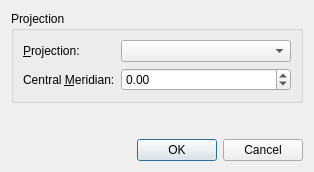
This is src/qt-widgets/SetProjectionDialogUi.ui in GPlates/GPlates as Qt 5 draws it before an edit. The edited form follows.
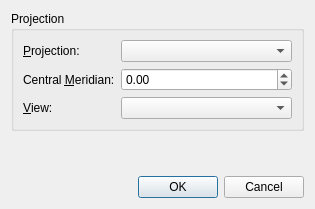
This is the edited form. Icons and pictures are not drawn.

Commit message: Add viewport projection combo box to SetProjection dialog.

What changed in the file:
```diff
--- a/src/qt-widgets/SetProjectionDialogUi.ui
+++ b/src/qt-widgets/SetProjectionDialogUi.ui
@@ -6,8 +6,8 @@
    <rect>
     <x>0</x>
     <y>0</y>
-    <width>314</width>
-    <height>172</height>
+    <width>315</width>
+    <height>209</height>
    </rect>
   </property>
   <property name="windowTitle">
@@ -70,6 +70,26 @@
         </property>
        </widget>
       </item>
+      <item row="2" column="0">
+       <widget class="QLabel" name="label_select_viewport_projection">
+        <property name="text">
+         <string>&amp;View:</string>
+        </property>
+        <property name="buddy">
+         <cstring>combo_viewport_projection</cstring>
+        </property>
+       </widget>
+      </item>
+      <item row="2" column="1">
+       <widget class="QComboBox" name="combo_viewport_projection">
+        <property name="sizePolicy">
+         <sizepolicy hsizetype="MinimumExpanding" vsizetype="Fixed">
+          <horstretch>0</horstretch>
+          <verstretch>0</verstretch>
+         </sizepolicy>
+        </property>
+       </widget>
+      </item>
      </layout>
     </widget>
    </item>
```
The commit also changes 2 other files.
